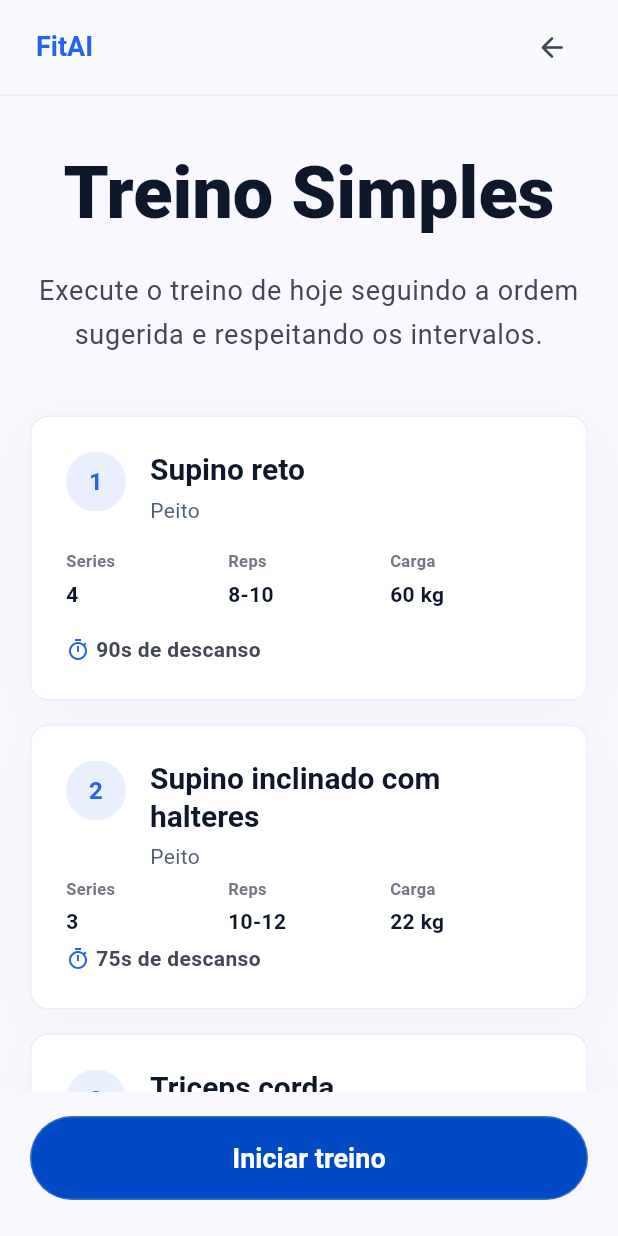
After one commit to queirozzruan/FitAI-app, a Flutter app: the WorkoutScreen screen opened by its route, on a phone screen of 412 x 824 dp. The commit adds this screen. Run offline on Flutter 3.47's test engine with Material 3 defaults, Android fonts, the phone set to English and light mode, and no system bars.

Commit message:
feat: implementa tela de treino simples

```diff
--- a/lib/app/routes.dart
+++ b/lib/app/routes.dart
@@ -3,6 +3,7 @@ import 'package:fitai/features/auth/presentation/auth_screen.dart';
 import 'package:fitai/features/home/presentation/home_screen.dart';
 import 'package:fitai/features/onboarding/presentation/onboarding_screen.dart';
 import 'package:fitai/features/splash/presentation/splash_screen.dart';
+import 'package:fitai/features/workout/presentation/workout_screen.dart';
 import 'package:flutter/material.dart';
 
 abstract final class AppRoutes {
@@ -32,6 +33,15 @@ abstract final class AppRoutes {
         Navigator.of(context).pushReplacementNamed(home);
       },
     ),
-    home: (_) => const HomeScreen(),
+    home: (context) => HomeScreen(
+      onWorkoutSelected: (_) {
+        Navigator.of(context).pushNamed(workout);
+      },
+    ),
+    workout: (context) => WorkoutScreen(
+      onBack: () {
+        Navigator.of(context).pop();
+      },
+    ),
   };
 }
--- a/lib/data/mock/mock_workouts.dart
+++ b/lib/data/mock/mock_workouts.dart
@@ -37,6 +37,26 @@ const mockWorkouts = [
         suggestedLoad: 30,
         restSeconds: 60,
         instructions: 'Finalize o movimento sem elevar os ombros.',
+      ),
+      Exercise(
+        id: 'machine-fly',
+        name: 'Crucifixo na maquina',
+        muscleGroup: 'Peito',
+        sets: 3,
+        reps: '12',
+        suggestedLoad: 35,
+        restSeconds: 60,
+        instructions: 'Aproxime os bracos sem perder controle da volta.',
+      ),
+      Exercise(
+        id: 'bench-dip',
+        name: 'Mergulho no banco',
+        muscleGroup: 'Triceps',
+        sets: 3,
+        reps: '10-12',
+        suggestedLoad: 0,
+        restSeconds: 60,
+        instructions: 'Mantenha ombros estaveis e cotovelos para tras.',
       ),
     ],
   ),
--- /dev/null
+++ b/lib/features/workout/presentation/workout_screen.dart
@@ -0,0 +1,322 @@
+import 'package:fitai/app/theme.dart';
+import 'package:fitai/core/constants/app_spacing.dart';
+import 'package:fitai/data/mock/mock_workouts.dart';
+import 'package:fitai/models/exercise.dart';
+import 'package:flutter/material.dart';
+
+class WorkoutScreen extends StatelessWidget {
+  const WorkoutScreen({super.key, this.onBack});
+
+  final VoidCallback? onBack;
+
+  @override
+  Widget build(BuildContext context) {
+    final workout = mockWorkoutOfTheDay;
+
+    return Scaffold(
+      backgroundColor: _workoutBackground,
+      body: SafeArea(
+        child: Column(
+          children: [
+            _WorkoutHeader(onBack: onBack),
+            Expanded(
+              child: SingleChildScrollView(
+                padding: const EdgeInsets.fromLTRB(20, 38, 20, 120),
+                child: Column(
+                  children: [
+                    Text(
+                      'Treino Simples',
+                      textAlign: TextAlign.center,
+                      style: Theme.of(context).textTheme.displaySmall
+                          ?.copyWith(
+                            fontSize: 48,
+                            fontWeight: FontWeight.w800,
+                            height: 1.1,
+                          ),
+                    ),
+                    const SizedBox(height: AppSpacing.lg),
+                    Text(
+                      'Execute o treino de hoje seguindo a ordem sugerida e respeitando os intervalos.',
+                      textAlign: TextAlign.center,
+                      style: Theme.of(context).textTheme.bodyLarge?.copyWith(
+                        color: const Color(0xFF434655),
+                        fontSize: 18,
+                        height: 1.6,
+                      ),
+                    ),
+                    const SizedBox(height: 40),
+                    for (
+                      var index = 0;
+                      index < workout.exercises.length;
+                      index++
+                    )
+                      Padding(
+                        padding: EdgeInsets.only(
+                          bottom: index == workout.exercises.length - 1
+                              ? 0
+                              : AppSpacing.md,
+                        ),
+                        child: _ExerciseItemCard(
+                          exercise: workout.exercises[index],
+                          index: index,
+                        ),
+                      ),
+                  ],
+                ),
+              ),
+            ),
+          ],
+        ),
+      ),
+      bottomNavigationBar: const _WorkoutFooter(),
+    );
+  }
+}
+
+class _WorkoutHeader extends StatelessWidget {
+  const _WorkoutHeader({required this.onBack});
+
+  final VoidCallback? onBack;
+
+  @override
+  Widget build(BuildContext context) {
+    return Container(
+      height: 64,
+      width: double.infinity,
+      padding: const EdgeInsets.symmetric(horizontal: AppSpacing.lg),
+      decoration: const BoxDecoration(
+        border: Border(bottom: BorderSide(color: Color(0x80E2E8F0))),
+        color: Color(0xCCF8FAFC),
+      ),
+      child: Row(
+        children: [
+          Expanded(
+            child: Text(
+              'FitAI',
+              style: Theme.of(context).textTheme.titleLarge?.copyWith(
+                color: FitAiColors.royalBlue,
+                fontSize: 18,
+                fontWeight: FontWeight.w700,
+              ),
+            ),
+          ),
+          SizedBox(
+            height: 40,
+            width: 40,
+            child: IconButton(
+              color: const Color(0xFF434655),
+              icon: const Icon(Icons.arrow_back_rounded, size: 22),
+              onPressed: onBack,
+              padding: EdgeInsets.zero,
+            ),
+          ),
+        ],
+      ),
+    );
+  }
+}
+
+class _ExerciseItemCard extends StatelessWidget {
+  const _ExerciseItemCard({required this.exercise, required this.index});
+
+  final Exercise exercise;
+  final int index;
+
+  @override
+  Widget build(BuildContext context) {
+    return DecoratedBox(
+      decoration: BoxDecoration(
+        color: FitAiColors.white,
+        border: Border.all(color: const Color(0xFFEDEDF9)),
+        borderRadius: BorderRadius.circular(12),
+        boxShadow: const [
+          BoxShadow(
+            blurRadius: 30,
+            color: Color(0x05000000),
+            offset: Offset(0, 10),
+          ),
+        ],
+      ),
+      child: SizedBox(
+        height: 190,
+        child: Padding(
+          padding: const EdgeInsets.all(AppSpacing.lg),
+          child: Column(
+            crossAxisAlignment: CrossAxisAlignment.start,
+            mainAxisAlignment: MainAxisAlignment.spaceBetween,
+            children: [
+              Row(
+                crossAxisAlignment: CrossAxisAlignment.start,
+                children: [
+                  _ExerciseNumber(number: index + 1),
+                  const SizedBox(width: AppSpacing.md),
+                  Expanded(
+                    child: Column(
+                      crossAxisAlignment: CrossAxisAlignment.start,
+                      children: [
+                        Text(
+                          exercise.name,
+                          maxLines: 2,
+                          overflow: TextOverflow.ellipsis,
+                          style: Theme.of(context).textTheme.titleLarge
+                              ?.copyWith(
+                                fontSize: 20,
+                                fontWeight: FontWeight.w700,
+                              ),
+                        ),
+                        const SizedBox(height: AppSpacing.xs),
+                        Text(
+                          exercise.muscleGroup,
+                          style: Theme.of(context).textTheme.bodyMedium
+                              ?.copyWith(color: const Color(0xFF505F76)),
+                        ),
+                      ],
+                    ),
+                  ),
+                ],
+              ),
+              Row(
+                children: [
+                  _ExerciseStat(label: 'Series', value: '${exercise.sets}'),
+                  _ExerciseStat(label: 'Reps', value: exercise.reps),
+                  _ExerciseStat(
+                    label: 'Carga',
+                    value: exercise.suggestedLoad == 0
+                        ? 'Livre'
+                        : '${exercise.suggestedLoad.toStringAsFixed(0)} kg',
+                  ),
+                ],
+              ),
+              Row(
+                children: [
+                  const Icon(
+                    Icons.timer_outlined,
+                    color: FitAiColors.royalBlue,
+                    size: 16,
+                  ),
+                  const SizedBox(width: AppSpacing.xs),
+                  Text(
+                    '${exercise.restSeconds}s de descanso',
+                    style: Theme.of(context).textTheme.bodyMedium?.copyWith(
+                      color: const Color(0xFF434655),
+                      fontWeight: FontWeight.w600,
+                    ),
+                  ),
+                ],
+              ),
+            ],
+          ),
+        ),
+      ),
+    );
+  }
+}
+
+class _ExerciseNumber extends StatelessWidget {
+  const _ExerciseNumber({required this.number});
+
+  final int number;
+
+  @override
+  Widget build(BuildContext context) {
+    return Container(
+      alignment: Alignment.center,
+      height: 40,
+      width: 40,
+      decoration: const BoxDecoration(
+        color: Color(0x1A2563EB),
+        shape: BoxShape.circle,
+      ),
+      child: Text(
+        '$number',
+        style: Theme.of(context).textTheme.bodyLarge?.copyWith(
+          color: FitAiColors.royalBlue,
+          fontWeight: FontWeight.w700,
+        ),
+      ),
+    );
+  }
+}
+
+class _ExerciseStat extends StatelessWidget {
+  const _ExerciseStat({required this.label, required this.value});
+
+  final String label;
+  final String value;
+
+  @override
+  Widget build(BuildContext context) {
+    return Expanded(
+      child: Column(
+        crossAxisAlignment: CrossAxisAlignment.start,
+        children: [
+          Text(
+            label,
+            style: Theme.of(context).textTheme.bodyMedium?.copyWith(
+              color: const Color(0xFF737686),
+              fontSize: 11,
+              fontWeight: FontWeight.w600,
+            ),
+          ),
+          const SizedBox(height: AppSpacing.xs),
+          Text(
+            value,
+            maxLines: 1,
+            overflow: TextOverflow.ellipsis,
+            style: Theme.of(context).textTheme.bodyMedium?.copyWith(
+              color: FitAiColors.textPrimary,
+              fontWeight: FontWeight.w700,
+            ),
+          ),
+        ],
+      ),
+    );
+  }
+}
+
+class _WorkoutFooter extends StatelessWidget {
+  const _WorkoutFooter();
+
+  @override
+  Widget build(BuildContext context) {
+    return DecoratedBox(
+      decoration: const BoxDecoration(
+        gradient: LinearGradient(
+          begin: Alignment.topCenter,
+          end: Alignment.bottomCenter,
+          colors: [
+            Color(0x00FAF8FF),
+            Color(0xF2FAF8FF),
+            _workoutBackground,
+          ],
+        ),
+      ),
+      child: SafeArea(
+        top: false,
+        child: Padding(
+          padding: const EdgeInsets.fromLTRB(20, 16, 20, 24),
+          child: SizedBox(
+            height: 56,
+            child: FilledButton(
+              style: FilledButton.styleFrom(
+                backgroundColor: const Color(0xFF004AC6),
+                elevation: 0,
+                shape: const StadiumBorder(
+                  side: BorderSide(color: Color(0x33FFFFFF)),
+                ),
+                textStyle: const TextStyle(
+                  fontSize: 18,
+                  fontWeight: FontWeight.w600,
+                ),
+              ),
+              onPressed: () {},
+              child: const Text('Iniciar treino'),
+            ),
+          ),
+        ),
+      ),
+    );
+  }
+}
+
+const _workoutBackground = Color(0xFFFAF8FF);
```
Also changed, not shown: 1 other file.
